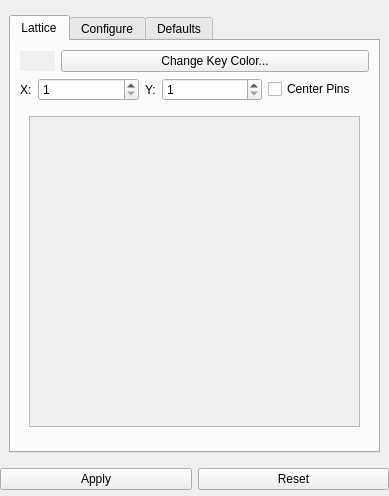
Sprunth/RGG, file Application/qInputPropertiesWidget.ui: the form before one commit.
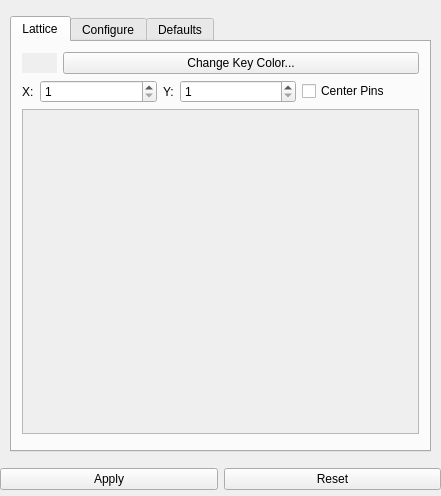
The form after the commit. The open tabs and pages were chosen to show the change.

Commit message: resized panels

What changed in the file:
```diff
--- a/Application/qInputPropertiesWidget.ui
+++ b/Application/qInputPropertiesWidget.ui
@@ -6,7 +6,7 @@
    <rect>
     <x>0</x>
     <y>0</y>
-    <width>389</width>
+    <width>441</width>
     <height>496</height>
    </rect>
   </property>
@@ -16,6 +16,12 @@
     <verstretch>0</verstretch>
    </sizepolicy>
   </property>
+  <property name="minimumSize">
+   <size>
+    <width>350</width>
+    <height>100</height>
+   </size>
+  </property>
   <property name="windowTitle">
    <string>Form</string>
   </property>
@@ -249,6 +255,9 @@
      </widget>
      <widget class="QWidget" name="pageAssembly">
       <layout class="QGridLayout" name="gridLayout_14">
+       <property name="margin">
+        <number>10</number>
+       </property>
        <item row="0" column="0">
         <widget class="QTabWidget" name="tabWidget_3">
          <property name="currentIndex">
@@ -259,9 +268,15 @@
            <string>Lattice</string>
           </attribute>
           <layout class="QGridLayout" name="gridLayout_17">
+           <property name="margin">
+            <number>10</number>
+           </property>
            <item row="3" column="0">
             <widget class="QWidget" name="latticecontainerLayout_2" native="true">
              <layout class="QVBoxLayout" name="latticecontainerLayout">
+              <property name="margin">
+               <number>0</number>
+              </property>
               <item>
                <widget class="QScrollArea" name="assemblyLatticeContainer">
                 <property name="widgetResizable">
@@ -272,8 +287,8 @@
                   <rect>
                    <x>0</x>
                    <y>0</y>
-                   <width>303</width>
-                   <height>272</height>
+                   <width>381</width>
+                   <height>290</height>
                   </rect>
                  </property>
                 </widget>
```
Left out of the diff: 10 changed lines with no effect on the pictures. The commit also changes 1 other file.
